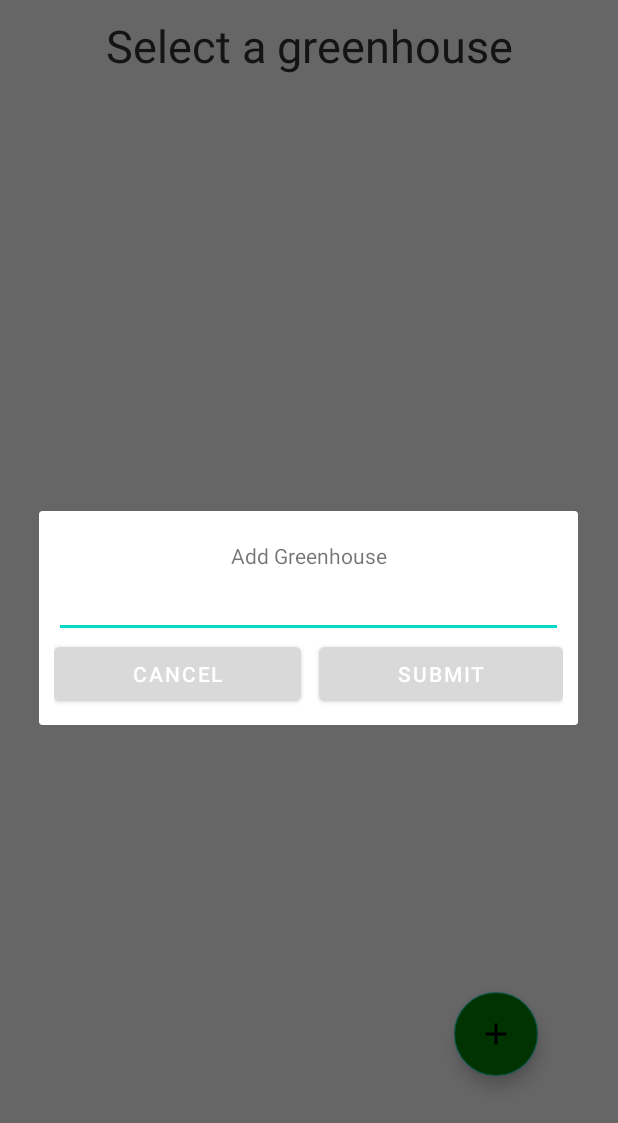
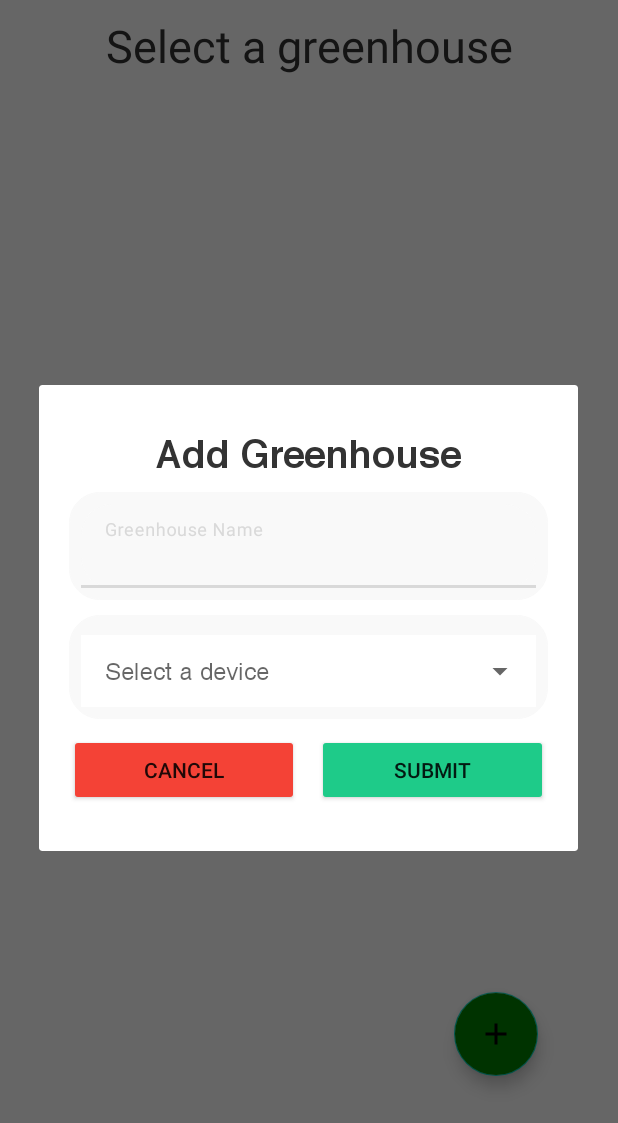
Before and after one commit to Remote-Greenhouse-Monitoring-System/Android, an Android app: the HomeFragment screen opened through its navigation route, after a tap on an icon or button, on a phone screen of 412 x 824 dp. Shown: the top 1123 px of the screen. Run offline under Robolectric (Android 15) with nearby library versions, the phone set to English and light mode, and no system bars; our stand-ins replace navigation-ui; libraries missing offline, so code that uses them is left out: com.shashank.sony.

Commit message:
Added Eui on the Greenhouse

```diff
--- a/app/src/main/java/com/github/group2/android_sep4/networking/GreenhouseApi.java
+++ b/app/src/main/java/com/github/group2/android_sep4/networking/GreenhouseApi.java
@@ -19,9 +19,6 @@ public interface GreenhouseApi {
 
     String route = "GreenHouses";
 
-    @Headers({API_KEY})
-    @GET(route + "/{uId}")
-    Call<List<Greenhouse>> getGreenhouses(@Path("uId") long userId);
 
     @Headers({API_KEY})
     @POST(route + "/{uId}")
@@ -37,5 +34,5 @@ public interface GreenhouseApi {
 
     @Headers({API_KEY})
     @GET(route + "/greenhousesWithLastMeasurements/{uId}")
-    Call<List<Greenhouse>> getGreenhousesWithLastMeasurementsByUser(@Path("uId") long userId);
+    Call<List<Greenhouse>> getGreenHouses(@Path("uId") long userId);
 }
--- a/app/src/main/java/com/github/group2/android_sep4/repository/GreenhouseRepository.java
+++ b/app/src/main/java/com/github/group2/android_sep4/repository/GreenhouseRepository.java
@@ -29,4 +29,7 @@ public interface GreenhouseRepository {
     LiveData<Greenhouse> getSelectedGreenhouse();
 
     void resetInfo();
+
+    List<String> getDevices();
+
 }
--- a/app/src/main/java/com/github/group2/android_sep4/view/fragment/HomeFragment.java
+++ b/app/src/main/java/com/github/group2/android_sep4/view/fragment/HomeFragment.java
@@ -5,11 +5,13 @@ import android.os.Bundle;
 import android.view.LayoutInflater;
 import android.view.View;
 import android.view.ViewGroup;
+import android.widget.ArrayAdapter;
 import android.widget.Button;
 import android.widget.EditText;
 
 import androidx.annotation.NonNull;
 import androidx.annotation.Nullable;
+import androidx.appcompat.widget.AppCompatAutoCompleteTextView;
 import androidx.fragment.app.Fragment;
 import androidx.lifecycle.ViewModelProvider;
 import androidx.navigation.NavController;
@@ -22,6 +24,7 @@ import com.github.group2.android_sep4.model.Greenhouse;
 import com.github.group2.android_sep4.view.adapter.GreenhouseAdapter;
 import com.github.group2.android_sep4.viewmodel.HomeViewModel;
 import com.google.android.material.floatingactionbutton.FloatingActionButton;
+import com.google.android.material.textfield.TextInputLayout;
 import com.shashank.sony.fancytoastlib.FancyToast;
 
 import java.util.List;
@@ -89,9 +92,17 @@ public class HomeFragment extends Fragment {
         LayoutInflater inflater = this.getLayoutInflater();
         View dialogView = inflater.inflate(R.layout.popup_add_greenhouse, null);
 
-        EditText editText = dialogView.findViewById(R.id.add_greenhouse);
+        TextInputLayout inputLayout = dialogView.findViewById(R.id.greenhouseName);
         Button buttonSubmit =  dialogView.findViewById(R.id.buttonSubmit);
         Button buttonCancel = dialogView.findViewById(R.id.buttonCancel);
+        AppCompatAutoCompleteTextView spinner = dialogView.findViewById(R.id.select_device);
+        spinner.setShowSoftInputOnFocus(false);
+        spinner.setCursorVisible(false);
+
+
+        List<String> devices = viewModel.getDevices();
+        ArrayAdapter<String> adapter = new ArrayAdapter<>(getContext(), android.R.layout.simple_spinner_dropdown_item, devices);
+        spinner.setAdapter(adapter);
 
         buttonCancel.setOnClickListener(view1 -> dialogBuilder.dismiss());
 
@@ -99,16 +110,31 @@ public class HomeFragment extends Fragment {
             @Override
             public void onClick(View view) {
                 // DO SOMETHINGS
-                String name = editText.getText().toString();
+                String name = inputLayout.getEditText().getText().toString().trim();
+                String deviceEui = spinner.getText().toString().trim();
+
+                if(deviceEui.isEmpty()){
+                    FancyToast.makeText(getContext(), "Please select a device id", FancyToast.LENGTH_LONG, FancyToast.ERROR, false).show();
+                    return;
+                }
 
                 if (name.isEmpty()) {
-                    FancyToast.makeText(getContext(), "Please enter a name", FancyToast.LENGTH_LONG, FancyToast.ERROR, false).show();
+                    inputLayout.setError("Name is required");
+                    inputLayout.requestFocus();
+                    return;
                 }
                 else if (name.length() > 25) {
-                    FancyToast.makeText(getContext(), "Name is too long", FancyToast.LENGTH_LONG, FancyToast.ERROR, false).show();
+                    inputLayout.setError("Name is too long");
+                    inputLayout.requestFocus();
+                    return;
                 }
                 else {
-                    viewModel.addGreenhouse(viewModel.getCurrentUser().getValue().getId(), new Greenhouse(name));
+                    inputLayout.setError(null);
+                    inputLayout.setErrorEnabled(false);
+
+                    Greenhouse greenhouseToAdd = new Greenhouse(name, deviceEui);
+                    greenhouseToAdd.setDeviceEui(deviceEui);
+                    viewModel.addGreenhouse(viewModel.getCurrentUser().getValue().getId(), greenhouseToAdd);
                     dialogBuilder.dismiss();
                 }
             }
--- a/app/src/main/java/com/github/group2/android_sep4/viewmodel/HomeViewModel.java
+++ b/app/src/main/java/com/github/group2/android_sep4/viewmodel/HomeViewModel.java
@@ -48,4 +48,8 @@ public class HomeViewModel extends ViewModel {
     public void searchAllGreenhousesForAUser(long userId) {
         greenhouseRepository.searchAllGreenhousesForAUser(userId);
     }
+
+    public List<String> getDevices() {
+        return greenhouseRepository.getDevices();
+    }
 }
--- a/app/src/main/res/layout/popup_add_greenhouse.xml
+++ b/app/src/main/res/layout/popup_add_greenhouse.xml
@@ -1,46 +1,95 @@
 <?xml version="1.0" encoding="utf-8"?>
 <LinearLayout xmlns:android="http://schemas.android.com/apk/res/android"
+    xmlns:app="http://schemas.android.com/apk/res-auto"
     android:orientation="vertical"
-    android:padding="10dip"
+    android:padding="20dp"
     android:layout_width="fill_parent"
-    android:layout_height="wrap_content"
-    >
+    android:layout_height="wrap_content">
 
     <TextView
         android:layout_width="fill_parent"
         android:layout_height="wrap_content"
-        android:layout_marginTop="10dip"
-        android:text="Add Greenhouse"
+        android:layout_marginTop="10dp"
+        android:textSize="25sp"
+        android:fontFamily="@font/helvetica_bold_family"
+        android:textColor="@color/palette_black"
+        android:text="@string/add_greenhouse"
         android:gravity="center"
         />
-    <EditText
-        android:id="@+id/add_greenhouse"
+
+    <com.google.android.material.textfield.TextInputLayout
+        android:id="@+id/greenhouseName"
+        android:layout_marginTop="10dp"
         android:layout_width="match_parent"
-        android:layout_height="wrap_content"></EditText>
+        android:layout_height="wrap_content"
+        android:background="@drawable/edittext_bg"
+        android:fontFamily="@font/helvetica_bold_font"
+        android:hint="Greenhouse Name"
+        app:endIconMode="clear_text"
+        android:textSize="16sp">
+
+        <com.google.android.material.textfield.TextInputEditText
+            android:layout_width="match_parent"
+            android:layout_height="match_parent"
+            android:background="@drawable/edittext_bg"
+            android:inputType="text"
+            android:textColor="@color/palette_black" />
+    </com.google.android.material.textfield.TextInputLayout>
+
+
+    <com.google.android.material.textfield.TextInputLayout
+        android:id="@+id/device_field"
+        android:layout_marginTop="10dp"
+        android:background="@drawable/edittext_bg"
+        style="@style/Widget.MaterialComponents.TextInputLayout.OutlinedBox.ExposedDropdownMenu"
+        android:layout_width="match_parent"
+        android:layout_gravity="end"
+        android:layout_height="wrap_content"
+
+        android:layout_weight="1"
+        android:hint="Select a device"
+        >
+
+        <androidx.appcompat.widget.AppCompatAutoCompleteTextView
+            android:id="@+id/select_device"
+            android:layout_width="match_parent"
+            android:layout_height="match_parent"
+            android:background="@color/white"
+            android:fontFamily="@font/helvetica_regular"
+            android:inputType="text"
+            android:padding="10dp"
+            android:textSize="16sp" />
+
+
+    </com.google.android.material.textfield.TextInputLayout>
+
 
     <LinearLayout
+        android:layout_marginTop="10dp"
+        android:layout_marginBottom="10dp"
         android:layout_width="match_parent"
         android:layout_height="match_parent"
-        android:layout_weight="1"
         android:orientation="horizontal">
 
-        <Button
+        <androidx.appcompat.widget.AppCompatButton
             android:id="@+id/buttonCancel"
             android:layout_width="wrap_content"
             android:layout_height="wrap_content"
             android:layout_weight="1"
-            android:text="Cancel"></Button>
+            android:backgroundTint="@color/palette_red"
+            android:text="Cancel" />
 
-       <Space
-           android:layout_width="12dp"
-           android:layout_height="wrap_content"></Space>
+        <Space
+            android:layout_width="12dp"
+            android:layout_height="wrap_content" />
 
-        <Button
+        <androidx.appcompat.widget.AppCompatButton
             android:id="@+id/buttonSubmit"
             android:layout_width="wrap_content"
             android:layout_height="wrap_content"
             android:layout_weight="1"
-            android:text="Submit"></Button>
+            android:backgroundTint="@color/palette_cyan"
+            android:text="Submit" />
     </LinearLayout>
 
 </LinearLayout>
--- a/app/src/main/res/values/strings.xml
+++ b/app/src/main/res/values/strings.xml
@@ -78,4 +78,5 @@
     <string name="no_data">No data</string>
     <string name="update_profile">Update Profile</string>
     <string name="save_changes">Save Changes</string>
+    <string name="add_greenhouse">Add Greenhouse</string>
 </resources>
```
Also changed, not shown: app/src/main/java/com/github/group2/android_sep4/model/Greenhouse.java (+11 -1 lines), app/src/main/java/com/github/group2/android_sep4/repository/implementaion/GreenhouseRepositoryImpl.java (+19 -3 lines), app/src/main/java/com/github/group2/android_sep4/view/fragment/GreenhouseFragment.java (+4 -4 lines), app/src/main/res/layout/greenhouse_specific_fragment.xml (+14 -1 lines), app/src/main/res/layout/spinner_dropdown_item.xml (added, +10 -0 lines).
